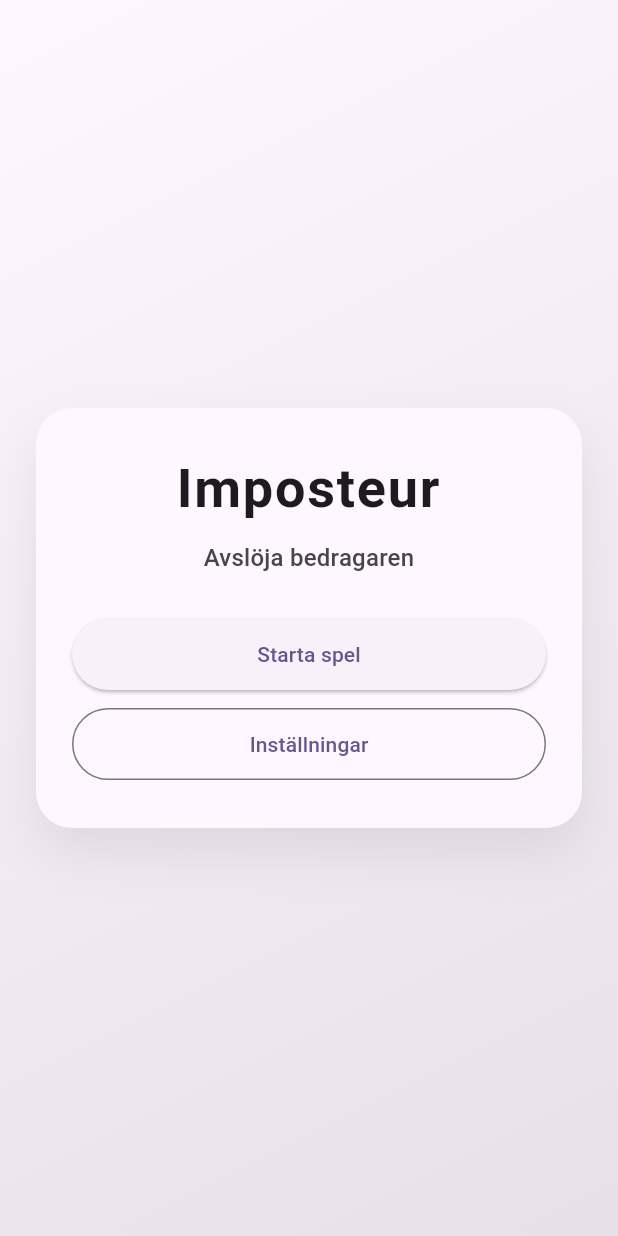
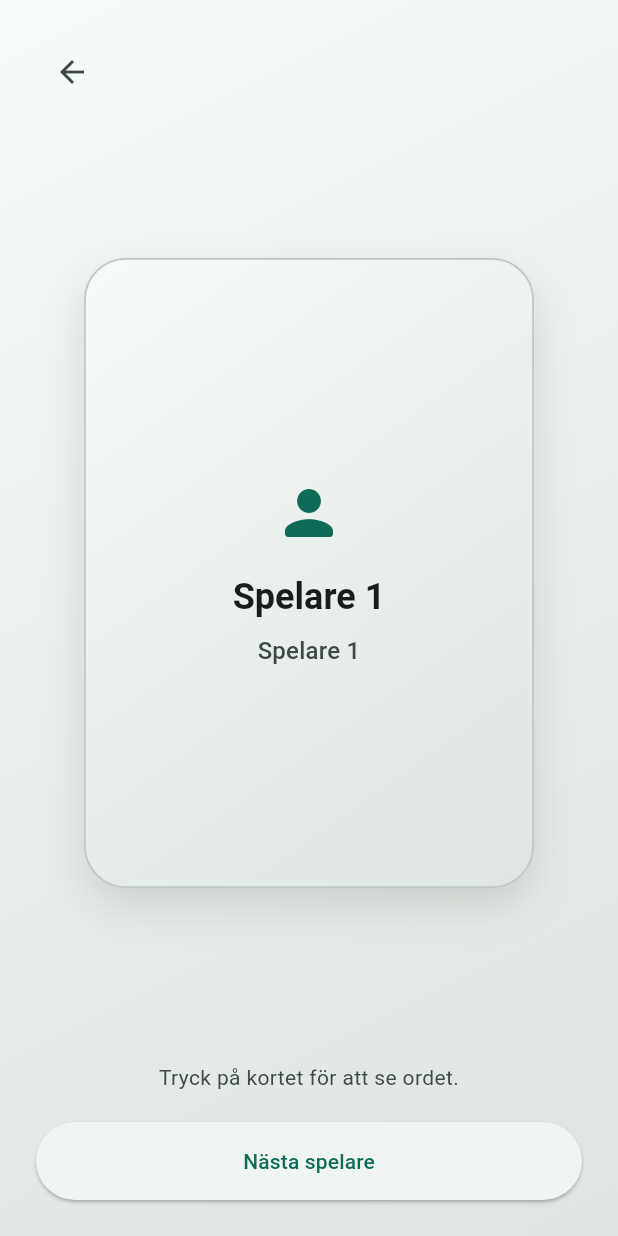
Before and after one commit to janne/imposteur, a Flutter app: the screen it shows after launch, after a tap on "Starta spel", on a phone screen of 412 x 824 dp. Run offline on Flutter 3.47's test engine with Material 3 defaults, Android fonts, the phone set to English and light mode, and no system bars; our stand-ins replace shared_preferences.

Commit message:
Add reveal flow for round start

```diff
--- a/lib/main.dart
+++ b/lib/main.dart
@@ -1,5 +1,6 @@
 import 'package:flutter/material.dart';
 
+import 'ui/reveal_screen.dart';
 import 'ui/settings_screen.dart';
 
 void main() {
@@ -16,22 +17,7 @@ class MyApp extends StatelessWidget {
       debugShowCheckedModeBanner: false,
       title: 'Imposteur',
       theme: ThemeData(
-        // This is the theme of your application.
-        //
-        // TRY THIS: Try running your application with "flutter run". You'll see
-        // the application has a purple toolbar. Then, without quitting the app,
-        // try changing the seedColor in the colorScheme below to Colors.green
-        // and then invoke "hot reload" (save your changes or press the "hot
-        // reload" button in a Flutter-supported IDE, or press "r" if you used
-        // the command line to start the app).
-        //
-        // Notice that the counter didn't reset back to zero; the application
-        // state is not lost during the reload. To reset the state, use hot
-        // restart instead.
-        //
-        // This works for code too, not just values: Most code changes can be
-        // tested with just a hot reload.
-        colorScheme: ColorScheme.fromSeed(seedColor: Colors.deepPurple),
+        colorScheme: ColorScheme.fromSeed(seedColor: const Color(0xFF1F6F5C)),
       ),
       home: const MyHomePage(title: 'Imposteur'),
     );
@@ -105,7 +91,13 @@ class MyHomePage extends StatelessWidget {
                         width: double.infinity,
                         height: 48,
                         child: ElevatedButton(
-                          onPressed: () {},
+                          onPressed: () {
+                            Navigator.of(context).push(
+                              MaterialPageRoute(
+                                builder: (context) => const RevealScreen(),
+                              ),
+                            );
+                          },
                           child: const Text('Starta spel'),
                         ),
                       ),
--- /dev/null
+++ b/lib/ui/reveal_screen.dart
@@ -0,0 +1,396 @@
+import 'dart:convert';
+import 'dart:math';
+
+import 'package:flutter/material.dart';
+import 'package:flutter/services.dart';
+import 'package:shared_preferences/shared_preferences.dart';
+
+class RevealScreen extends StatefulWidget {
+  const RevealScreen({super.key});
+
+  @override
+  State<RevealScreen> createState() => _RevealScreenState();
+}
+
+class _RevealScreenState extends State<RevealScreen> {
+  final Random _random = Random();
+  final Map<String, List<String>> _wordMap = {};
+  final List<String> _players = [];
+  String? _category;
+  String _word = '';
+  int _impostorIndex = 0;
+  int _currentIndex = 0;
+  int _startingPlayerIndex = 0;
+  int _roundId = 0;
+  bool _showStartingPlayer = false;
+  bool _isLoading = true;
+
+  @override
+  void initState() {
+    super.initState();
+    _loadGame();
+  }
+
+  Future<void> _loadGame() async {
+    final prefs = await SharedPreferences.getInstance();
+    final storedPlayers = prefs.getStringList('players');
+    final players = _normalizePlayers(storedPlayers ?? _defaultPlayers());
+    final storedCategory = prefs.getString('category');
+    final words = await _loadWords();
+    final categories = words.keys.toList()..sort();
+    final category = categories.contains(storedCategory)
+        ? storedCategory
+        : (categories.isNotEmpty ? categories.first : null);
+
+    if (!mounted) {
+      return;
+    }
+
+    setState(() {
+      _wordMap
+        ..clear()
+        ..addAll(words);
+      _players
+        ..clear()
+        ..addAll(players);
+      _category = category;
+      _isLoading = false;
+    });
+
+    _startNewRound();
+  }
+
+  Future<Map<String, List<String>>> _loadWords() async {
+    try {
+      final data = await rootBundle.loadString('assets/words/words.sv.json');
+      final decoded = jsonDecode(data);
+      if (decoded is Map<String, dynamic>) {
+        final result = <String, List<String>>{};
+        for (final entry in decoded.entries) {
+          final value = entry.value;
+          if (value is List) {
+            result[entry.key] = value.whereType<String>().toList();
+          }
+        }
+        return result;
+      }
+    } catch (_) {}
+    return {};
+  }
+
+  List<String> _normalizePlayers(List<String> players) {
+    final normalized = <String>[];
+    for (var index = 0; index < players.length; index++) {
+      final name = players[index].trim();
+      normalized.add(name.isEmpty ? 'Spelare ${index + 1}' : name);
+    }
+    return normalized.isEmpty ? _defaultPlayers() : normalized;
+  }
+
+  List<String> _defaultPlayers() {
+    return List.generate(4, (index) => 'Spelare ${index + 1}');
+  }
+
+  void _startNewRound() {
+    if (_players.isEmpty || _wordMap.isEmpty || _category == null) {
+      return;
+    }
+    final words = _wordMap[_category] ?? [];
+    if (words.isEmpty) {
+      return;
+    }
+    setState(() {
+      _word = words[_random.nextInt(words.length)];
+      _impostorIndex = _random.nextInt(_players.length);
+      _currentIndex = 0;
+      _startingPlayerIndex = _random.nextInt(_players.length);
+      _showStartingPlayer = false;
+      _roundId += 1;
+    });
+  }
+
+  void _nextPlayer() {
+    if (_currentIndex < _players.length - 1) {
+      setState(() {
+        _currentIndex += 1;
+      });
+      return;
+    }
+    setState(() {
+      _showStartingPlayer = true;
+      _startingPlayerIndex = _random.nextInt(_players.length);
+      _roundId += 1;
+    });
+  }
+
+  @override
+  Widget build(BuildContext context) {
+    final theme = Theme.of(context);
+
+    return Scaffold(
+      body: Container(
+        decoration: BoxDecoration(
+          gradient: LinearGradient(
+            colors: [
+              theme.colorScheme.surface,
+              theme.colorScheme.surfaceContainerHighest,
+            ],
+            begin: Alignment.topLeft,
+            end: Alignment.bottomRight,
+          ),
+        ),
+        child: SafeArea(
+          child: _isLoading
+              ? const Center(child: CircularProgressIndicator())
+              : _wordMap.isEmpty
+              ? Center(
+                  child: Text(
+                    'Inga ord hittades. Kontrollera ordlistan.',
+                    style: theme.textTheme.titleMedium,
+                    textAlign: TextAlign.center,
+                  ),
+                )
+              : Padding(
+                  padding: const EdgeInsets.symmetric(
+                    horizontal: 24,
+                    vertical: 24,
+                  ),
+                  child: Column(
+                    children: [
+                      Align(
+                        alignment: Alignment.centerLeft,
+                        child: IconButton(
+                          tooltip: 'Avsluta spelet',
+                          onPressed: () => Navigator.of(context).pop(),
+                          icon: const Icon(Icons.arrow_back),
+                        ),
+                      ),
+                      Expanded(
+                        child: Center(
+                          child: ConstrainedBox(
+                            constraints: const BoxConstraints(
+                              maxWidth: 420,
+                              maxHeight: 420,
+                            ),
+                            child: _showStartingPlayer
+                                ? _buildStartingPlayer(theme)
+                                : _buildRevealCard(theme),
+                          ),
+                        ),
+                      ),
+                      const SizedBox(height: 16),
+                      if (!_showStartingPlayer)
+                        Text(
+                          'Tryck på kortet för att se ordet.',
+                          textAlign: TextAlign.center,
+                          style: theme.textTheme.bodyMedium?.copyWith(
+                            color: theme.colorScheme.onSurfaceVariant,
+                          ),
+                        ),
+                      const SizedBox(height: 20),
+                      SizedBox(
+                        width: double.infinity,
+                        height: 52,
+                        child: ElevatedButton(
+                          onPressed: _showStartingPlayer
+                              ? _startNewRound
+                              : _nextPlayer,
+                          child: Text(
+                            _showStartingPlayer
+                                ? 'Nytt spel'
+                                : (_currentIndex == _players.length - 1)
+                                ? 'Börja spelet'
+                                : 'Nästa spelare',
+                          ),
+                        ),
+                      ),
+                    ],
+                  ),
+                ),
+        ),
+      ),
+    );
+  }
+
+  Widget _buildRevealCard(ThemeData theme) {
+    final playerName = _players[_currentIndex];
+    final isImpostor = _currentIndex == _impostorIndex;
+    final front = _cardFace(
+      theme,
+      title: playerName,
+      subtitle: 'Spelare ${_currentIndex + 1}',
+      icon: Icons.person_rounded,
+    );
+    final back = _cardFace(
+      theme,
+      title: isImpostor ? 'Du är förrädaren' : _word,
+      subtitle: _category ?? 'Kategori',
+      icon: isImpostor ? Icons.visibility_off_rounded : Icons.auto_awesome,
+      emphasize: true,
+    );
+
+    return AspectRatio(
+      aspectRatio: 2.5 / 3.5,
+      child: _HoldToRevealCard(
+        key: ValueKey('reveal-$_roundId-$_currentIndex'),
+        front: front,
+        back: back,
+      ),
+    );
+  }
+
+  Widget _buildStartingPlayer(ThemeData theme) {
+    final playerName = _players[_startingPlayerIndex];
+    return Padding(
+      padding: const EdgeInsets.symmetric(horizontal: 24, vertical: 32),
+      child: Column(
+        mainAxisAlignment: MainAxisAlignment.center,
+        children: [
+          Icon(
+            Icons.play_circle_fill_rounded,
+            size: 56,
+            color: theme.colorScheme.primary,
+          ),
+          const SizedBox(height: 20),
+          Text(
+            playerName,
+            textAlign: TextAlign.center,
+            style: theme.textTheme.displaySmall?.copyWith(
+              fontWeight: FontWeight.w700,
+            ),
+          ),
+          const SizedBox(height: 8),
+          Text(
+            'börjar spelet',
+            textAlign: TextAlign.center,
+            style: theme.textTheme.titleMedium?.copyWith(
+              color: theme.colorScheme.onSurfaceVariant,
+            ),
+          ),
+        ],
+      ),
+    );
+  }
+
+  Widget _cardFace(
+    ThemeData theme, {
+    required String title,
+    required String subtitle,
+    required IconData icon,
+    bool emphasize = false,
+  }) {
+    final titleStyle = emphasize
+        ? theme.textTheme.headlineMedium?.copyWith(fontWeight: FontWeight.w700)
+        : theme.textTheme.headlineSmall?.copyWith(fontWeight: FontWeight.w700);
+
+    return Container(
+      padding: const EdgeInsets.symmetric(horizontal: 24, vertical: 28),
+      decoration: BoxDecoration(
+        borderRadius: BorderRadius.circular(28),
+        gradient: LinearGradient(
+          colors: [
+            theme.colorScheme.surface,
+            theme.colorScheme.surfaceContainerHighest,
+          ],
+          begin: Alignment.topLeft,
+          end: Alignment.bottomRight,
+        ),
+        border: Border.all(color: theme.colorScheme.outlineVariant, width: 1.2),
+        boxShadow: [
+          BoxShadow(
+            color: Colors.black.withValues(alpha: 0.12),
+            blurRadius: 24,
+            offset: const Offset(0, 12),
+          ),
+        ],
+      ),
+      child: Column(
+        mainAxisAlignment: MainAxisAlignment.center,
+        children: [
+          Icon(icon, size: 48, color: theme.colorScheme.primary),
+          const SizedBox(height: 16),
+          Text(title, textAlign: TextAlign.center, style: titleStyle),
+          const SizedBox(height: 8),
+          Text(
+            subtitle,
+            textAlign: TextAlign.center,
+            style: theme.textTheme.titleMedium?.copyWith(
+              color: theme.colorScheme.onSurfaceVariant,
+            ),
+          ),
+        ],
+      ),
+    );
+  }
+}
+
+class _HoldToRevealCard extends StatefulWidget {
+  const _HoldToRevealCard({super.key, required this.front, required this.back});
+
+  final Widget front;
+  final Widget back;
+
+  @override
+  State<_HoldToRevealCard> createState() => _HoldToRevealCardState();
+}
+
+class _HoldToRevealCardState extends State<_HoldToRevealCard>
+    with SingleTickerProviderStateMixin {
+  late final AnimationController _controller;
+  late final Animation<double> _animation;
+
+  @override
+  void initState() {
+    super.initState();
+    _controller = AnimationController(
+      vsync: this,
+      duration: const Duration(milliseconds: 360),
+    );
+    _animation = CurvedAnimation(parent: _controller, curve: Curves.easeInOut);
+  }
+
+  @override
+  void dispose() {
+    _controller.dispose();
+    super.dispose();
+  }
+
+  void _showBack() {
+    _controller.forward();
+  }
+
+  void _showFront() {
+    _controller.reverse();
+  }
+
+  @override
+  Widget build(BuildContext context) {
+    return Listener(
+      behavior: HitTestBehavior.opaque,
+      onPointerDown: (_) => _showBack(),
+      onPointerUp: (_) => _showFront(),
+      onPointerCancel: (_) => _showFront(),
+      child: AnimatedBuilder(
+        animation: _animation,
+        builder: (context, child) {
+          final angle = _animation.value * pi;
+          final showingFront = angle <= (pi / 2);
+          final transform = Matrix4.identity()
+            ..setEntry(3, 2, 0.001)
+            ..rotateY(angle);
+          return Transform(
+            alignment: Alignment.center,
+            transform: transform,
+            child: showingFront
+                ? widget.front
+                : Transform(
+                    alignment: Alignment.center,
+                    transform: Matrix4.rotationY(pi),
+                    child: widget.back,
+                  ),
+          );
+        },
+      ),
+    );
+  }
+}
--- a/lib/ui/settings_screen.dart
+++ b/lib/ui/settings_screen.dart
@@ -189,7 +189,7 @@ class _SettingsScreenState extends State<SettingsScreen> {
                     )
                   else
                     DropdownButtonFormField<String>(
-                        value: _selectedCategory,
+                      initialValue: _selectedCategory,
                       decoration: const InputDecoration(
                         border: OutlineInputBorder(),
                         labelText: 'Kategori',
```
Also changed, not shown: 1 other file. Lines whose indentation alone changed are shown as unchanged.
